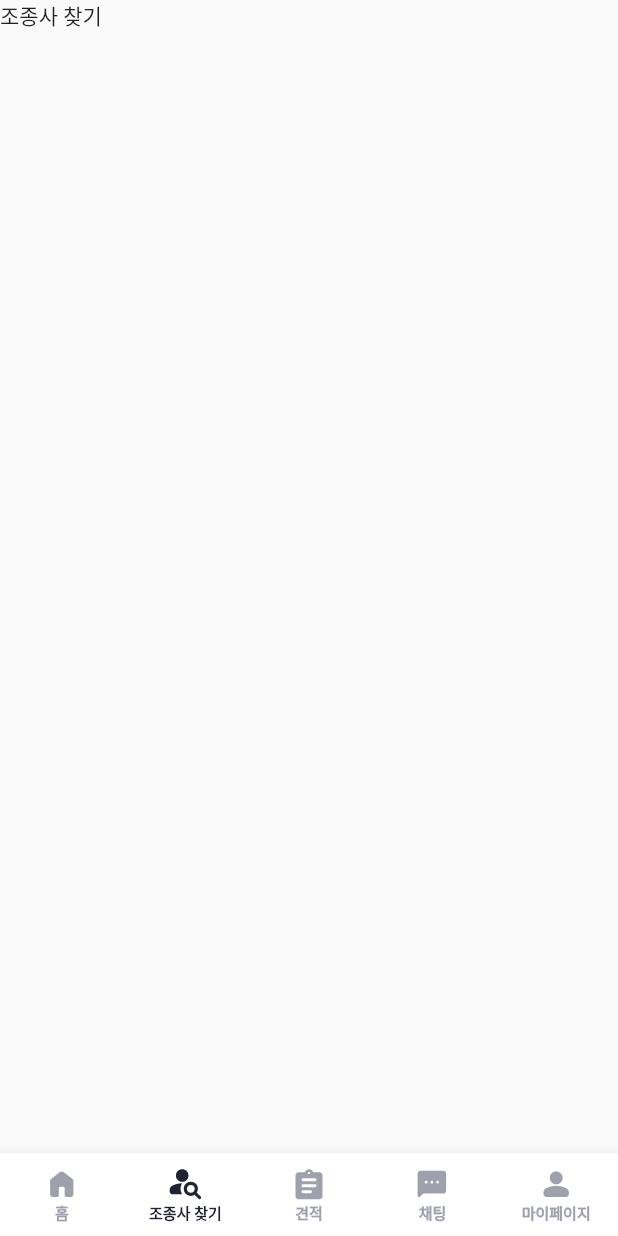
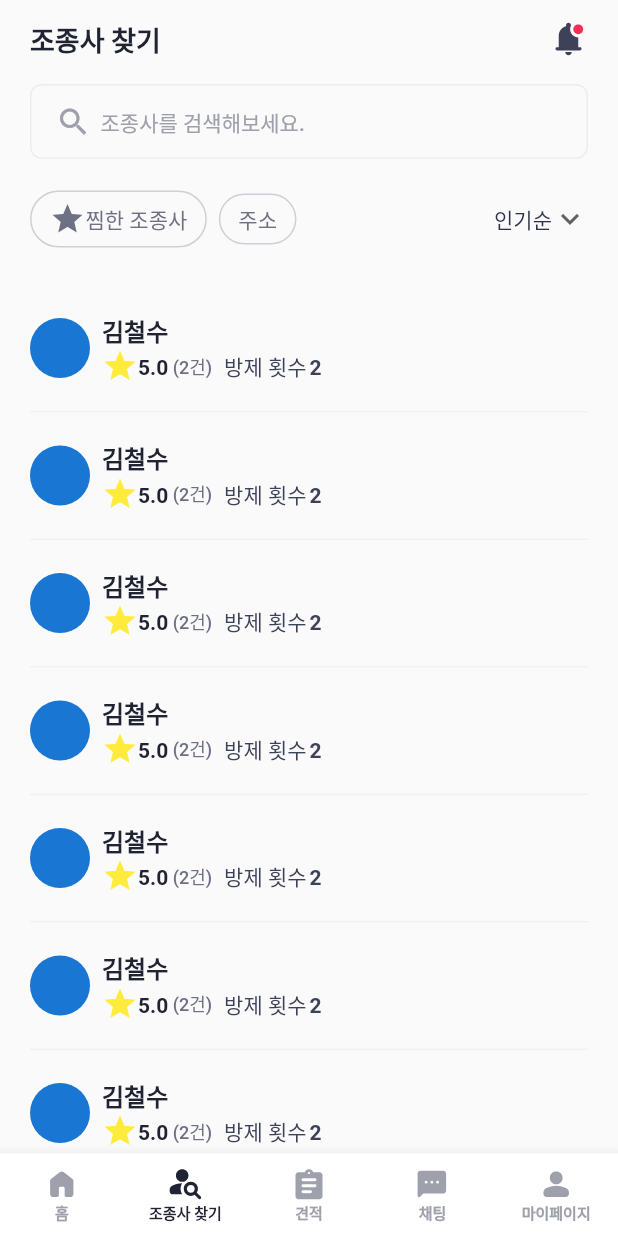
Before and after one commit to DronicaPlatformService/droni-frontend, a Flutter app: the MainNavigationScreen screen opened directly, item 2 of the bottom bar chosen, on a phone screen of 412 x 824 dp. Run offline on Flutter 3.47's test engine with Material 3 defaults, Android fonts, the phone set to English and light mode, and no system bars; our stand-ins replace chopper, flutter_dotenv, flutter_secure_storage, flutter_svg, gap; missing offline and left inert: flutter_web_auth_2; accounts and stored records are empty; generated files the repository leaves out were written again; network calls fail; Roboto replaces fonts that are missing (SpoqaHanSansNeo).

Commit message:
🚩 Add find_expert features

```diff
--- /dev/null
+++ b/lib/features/find_expert/view/find_expert.dart
@@ -0,0 +1,220 @@
+import 'package:droni/shared/constants/app_colors.dart';
+import 'package:droni/shared/constants/text_style.dart';
+import 'package:droni/shared/widgets/svg_icon.dart';
+import 'package:flutter/material.dart';
+import 'package:flutter/rendering.dart';
+import 'package:gap/gap.dart';
+
+class FindExpert extends StatefulWidget {
+  const FindExpert({super.key});
+
+  @override
+  State<FindExpert> createState() => _FindExpertState();
+}
+
+class _FindExpertState extends State<FindExpert> {
+  int _dropdownValue = 0;
+  final List<String> _dropdownLabel = ['인기순', '별점 순', '리뷰많은 순'];
+  final int _itemCount = 100;
+
+  @override
+  Widget build(BuildContext context) {
+    return Padding(
+      padding: const EdgeInsets.symmetric(horizontal: 20),
+      child: Column(
+        children: [
+          Padding(
+            padding: const EdgeInsets.symmetric(vertical: 13),
+            child: Row(
+              mainAxisAlignment: MainAxisAlignment.spaceBetween,
+              children: [
+                Text(
+                  '조종사 찾기',
+                  style: system03.copyWith(color: AppColors.droniGray800),
+                ),
+                const SvgIcon(
+                  icon: 'assets/image/icon/notification_unread_true.svg',
+                  height: 26,
+                )
+              ],
+            ),
+          ),
+          Padding(
+            padding: const EdgeInsets.symmetric(vertical: 4),
+            child: Container(
+              decoration: BoxDecoration(
+                border: Border.all(color: AppColors.droniGray200),
+                borderRadius: BorderRadius.circular(8),
+              ),
+              child: Padding(
+                padding: const EdgeInsets.symmetric(horizontal: 16),
+                child: Row(
+                  children: [
+                    const Icon(
+                      Icons.search,
+                      color: AppColors.droniGray400,
+                    ),
+                    const Gap(6),
+                    Flexible(
+                      child: TextField(
+                        decoration: InputDecoration(
+                          hintText: '조종사를 검색해보세요.',
+                          hintStyle: system08.copyWith(
+                            color: AppColors.droniGray400,
+                          ),
+                          border: InputBorder.none,
+                        ),
+                      ),
+                    ),
+                  ],
+                ),
+              ),
+            ),
+          ),
+          Padding(
+            padding: const EdgeInsets.symmetric(vertical: 12),
+            child: Row(
+              children: [
+                Container(
+                  decoration: BoxDecoration(
+                    border: Border.all(color: AppColors.droniGray300),
+                    borderRadius: BorderRadius.circular(100),
+                  ),
+                  child: Padding(
+                    padding:
+                        const EdgeInsets.symmetric(horizontal: 12, vertical: 6),
+                    child: Row(
+                      children: [
+                        const Icon(
+                          Icons.star,
+                          color: AppColors.droniGray500,
+                        ),
+                        Text(
+                          '찜한 조종사',
+                          style:
+                              system08.copyWith(color: AppColors.droniGray500),
+                        ),
+                      ],
+                    ),
+                  ),
+                ),
+                const Gap(8),
+                Container(
+                  decoration: BoxDecoration(
+                    border: Border.all(color: AppColors.droniGray300),
+                    borderRadius: BorderRadius.circular(100),
+                  ),
+                  child: Padding(
+                    padding:
+                        const EdgeInsets.symmetric(horizontal: 12, vertical: 6),
+                    child: Row(
+                      children: [
+                        Text(
+                          '주소',
+                          style:
+                              system08.copyWith(color: AppColors.droniGray500),
+                        ),
+                      ],
+                    ),
+                  ),
+                ),
+                const Spacer(),
+                DropdownButton<int>(
+                  value: _dropdownValue,
+                  items: List.generate(
+                    _dropdownLabel.length,
+                    (index) => DropdownMenuItem(
+                      value: index,
+                      child: Text(
+                        _dropdownLabel[index],
+                        style: system08.copyWith(
+                          color: AppColors.droniGray700,
+                        ),
+                      ),
+                    ),
+                  ).toList(),
+                  onChanged: (e) {
+                    setState(() {
+                      _dropdownValue = e!;
+                    });
+                  },
+                  elevation: 0,
+                  icon: const Icon(Icons.keyboard_arrow_down),
+                  underline: Container(),
+                  alignment: Alignment.centerRight,
+                  style: system08.copyWith(
+                    color: AppColors.droniGray700,
+                  ),
+                )
+              ],
+            ),
+          ),
+          const Gap(12),
+          Expanded(
+            child: ListView.separated(
+              separatorBuilder: (context, index) => const Divider(
+                height: 9,
+                color: AppColors.droniGray200,
+              ),
+              itemBuilder: (context, index) => Padding(
+                padding: const EdgeInsets.symmetric(vertical: 14),
+                child: Row(
+                  children: [
+                    const SizedBox(
+                      width: 40,
+                      height: 40,
+                      child: CircleAvatar(),
+                    ),
+                    const Gap(8),
+                    Column(
+                      crossAxisAlignment: CrossAxisAlignment.start,
+                      children: [
+                        Text(
+                          '김철수',
+                          style: system05.copyWith(
+                            color: AppColors.droniGray800,
+                          ),
+                        ),
+                        Row(
+                          crossAxisAlignment: CrossAxisAlignment.center,
+                          children: [
+                            const Icon(Icons.star, color: Colors.yellow),
+                            Text(
+                              '5.0',
+                              style: system07.copyWith(
+                                color: AppColors.droniGray800,
+                              ),
+                            ),
+                            const Gap(3),
+                            Text(
+                              '(2건)',
+                              style: system10.copyWith(
+                                  color: AppColors.droniGray500),
+                            ),
+                            const Gap(8),
+                            Text(
+                              '방제 횟수',
+                              style: system08.copyWith(
+                                  color: AppColors.droniGray600),
+                            ),
+                            const Gap(2),
+                            Text(
+                              '2',
+                              style: system07.copyWith(
+                                  color: AppColors.droniGray600),
+                            ),
+                          ],
+                        )
+                      ],
+                    )
+                  ],
+                ),
+              ),
+              itemCount: _itemCount,
+            ),
+          )
+        ],
+      ),
+    );
+  }
+}
--- a/lib/features/main_navigation/view/main_navigation_screen.dart
+++ b/lib/features/main_navigation/view/main_navigation_screen.dart
@@ -1,3 +1,4 @@
+import 'package:droni/features/find_expert/view/find_expert.dart';
 import 'package:flutter/material.dart';
 
 import 'package:droni/features/chat/view/chat_list_screen.dart';
@@ -36,7 +37,7 @@ class _MainNavigationScreenState extends State<MainNavigationScreen> {
             ),
             Offstage(
               offstage: _selectedIndex != 1,
-              child: const Text('조종사 찾기'),
+              child: const FindExpert(),
             ),
             Offstage(
               offstage: _selectedIndex != 2,
```
